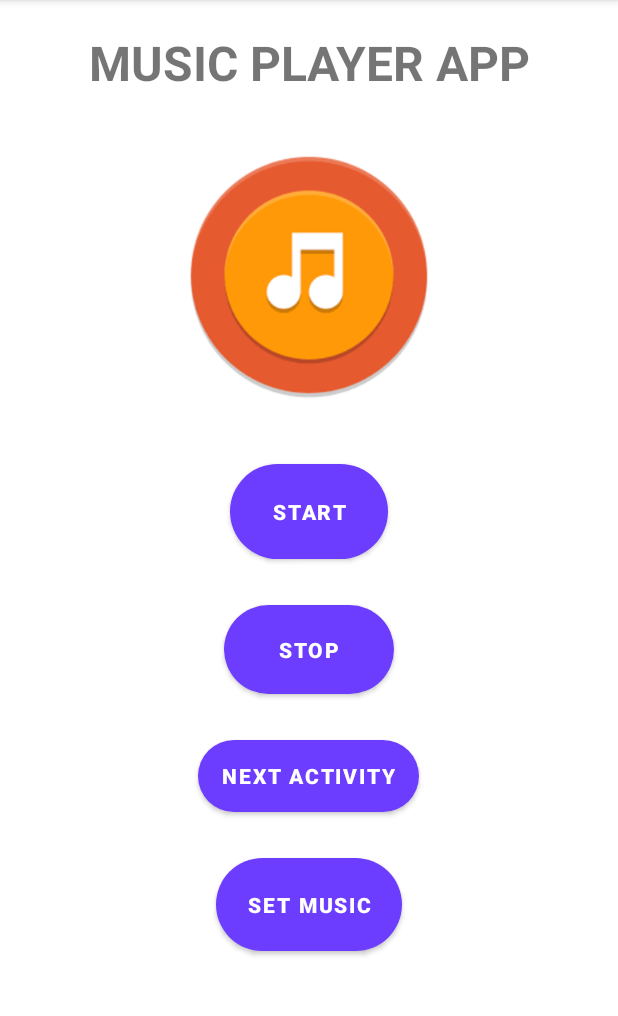
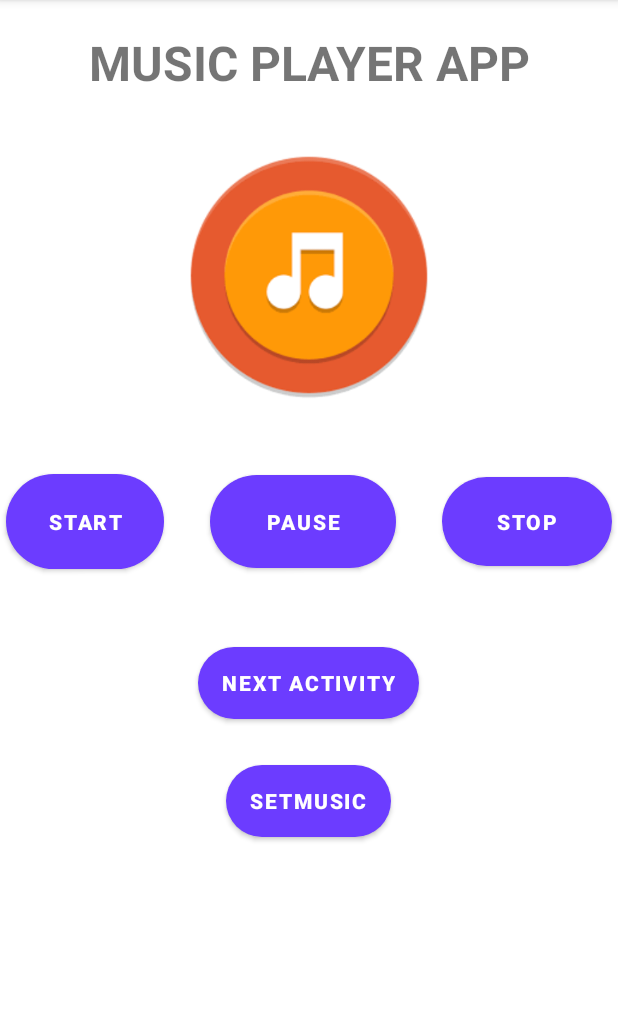
Before and after one commit to Mobile-Computing-Winter-2021/assignment0-pradeep20036, an Android app: the screen it shows after launch (MainActivity), on a phone screen of 412 x 824 dp, the part 84-1100 px from its top. Run offline under Robolectric (Android 15) with nearby library versions, the phone set to English and light mode, and no system bars; Roboto replaces fonts that are not available here.

Commit message:
start stop pause features added

```diff
--- a/app/src/main/res/layout/fragment_first.xml
+++ b/app/src/main/res/layout/fragment_first.xml
@@ -37,10 +37,11 @@
 
         <LinearLayout
             android:layout_width="match_parent"
-            android:layout_height="336dp"
+            android:layout_height="89dp"
             android:layout_marginTop="10dp"
             android:gravity="center"
-            android:orientation="vertical">
+            android:orientation="horizontal"
+            android:padding="0dp">
 
             <Button
                 android:id="@+id/btn_start"
@@ -49,6 +50,17 @@
                 android:layout_margin="15dp"
                 android:background="@drawable/round_corner"
                 android:text="Start"
+                android:textSize="14sp"
+                android:textStyle="bold"
+                app:backgroundTint="#6C3CFF" />
+
+            <Button
+                android:id="@+id/btn_pause"
+                android:layout_width="124dp"
+                android:layout_height="62dp"
+                android:layout_margin="15dp"
+                android:background="@drawable/round_corner"
+                android:text="pause"
                 android:textSize="14sp"
                 android:textStyle="bold"
                 app:backgroundTint="#6C3CFF" />
@@ -64,12 +76,21 @@
                 android:textStyle="bold"
                 app:backgroundTint="#6C3CFF" />
 
+        </LinearLayout>
+
+        <LinearLayout
+            android:layout_width="match_parent"
+            android:layout_height="204dp"
+            android:gravity="center"
+            android:orientation="vertical">
+
             <Button
                 android:id="@+id/btn_nextActivity"
                 android:layout_width="wrap_content"
                 android:layout_height="wrap_content"
                 android:layout_margin="15dp"
                 android:background="@drawable/round_corner"
+                android:gravity="center"
                 android:text="Next Activity"
                 android:textSize="14sp"
                 android:textStyle="bold"
@@ -77,14 +98,16 @@
 
             <Button
                 android:id="@+id/btn_setMusic"
-                android:layout_width="124dp"
-                android:layout_height="62dp"
+                android:layout_width="wrap_content"
+                android:layout_height="wrap_content"
                 android:layout_margin="15dp"
                 android:background="@drawable/round_corner"
-                android:text="set music"
+                android:gravity="center"
+                android:text="setMusic"
                 android:textSize="14sp"
                 android:textStyle="bold"
                 app:backgroundTint="#6C3CFF" />
+
         </LinearLayout>
 
     </LinearLayout>
```
Also changed, not shown: app/src/main/java/com/example/assignment2_musicplayer/MusicService.java (+13 -1 lines), app/src/main/java/com/example/assignment2_musicplayer/first/FirstFragment.java (+11 -13 lines).
